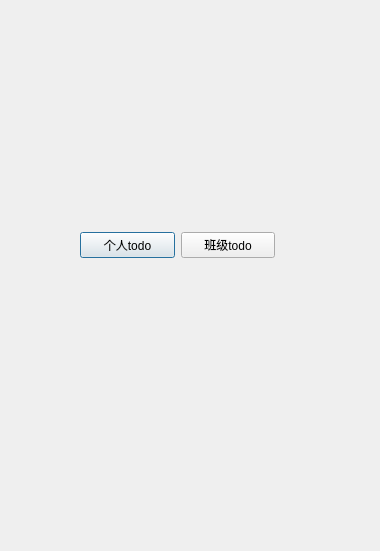
Qt form choice.ui (zsz12251665/HOSS-Client) before a commit.
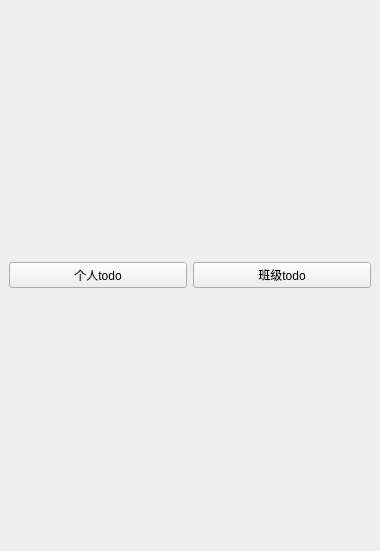
The same form after that commit.

Commit message: Use QMainWindow instead of QDialog for class Choice

What changed in the file:
```diff
--- a/choice.ui
+++ b/choice.ui
@@ -1,7 +1,7 @@
 <?xml version="1.0" encoding="UTF-8"?>
 <ui version="4.0">
  <class>Choice</class>
- <widget class="QDialog" name="Choice">
+ <widget class="QMainWindow" name="Choice">
   <property name="geometry">
    <rect>
     <x>0</x>
```
The commit also changes 3 other files.
